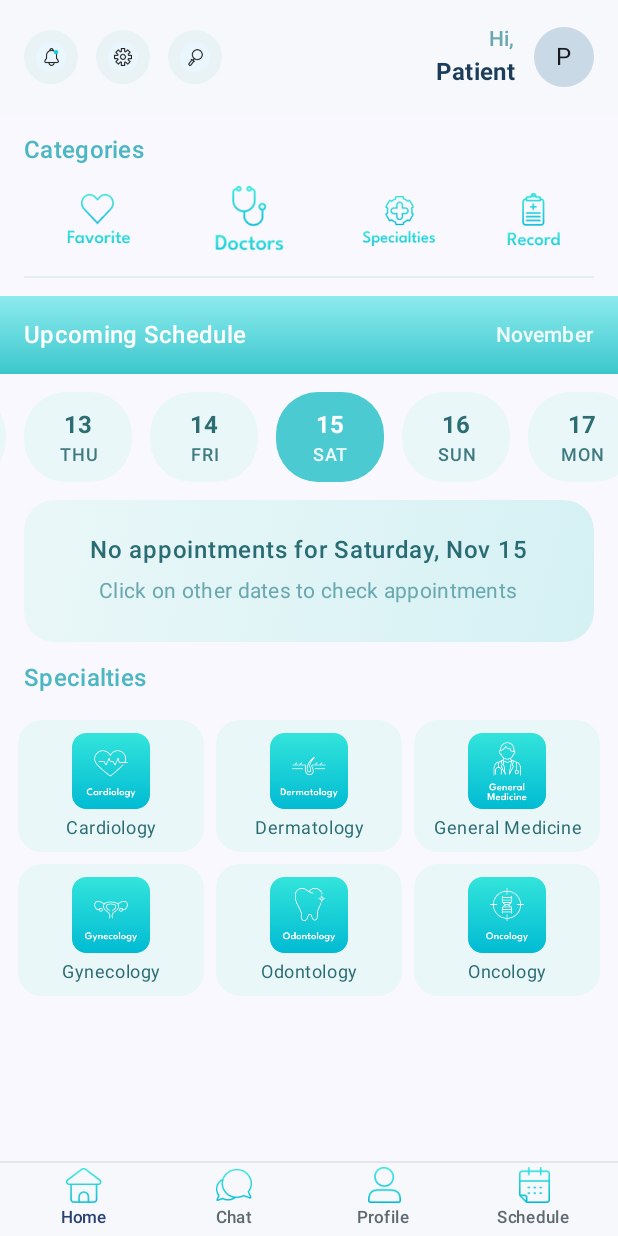
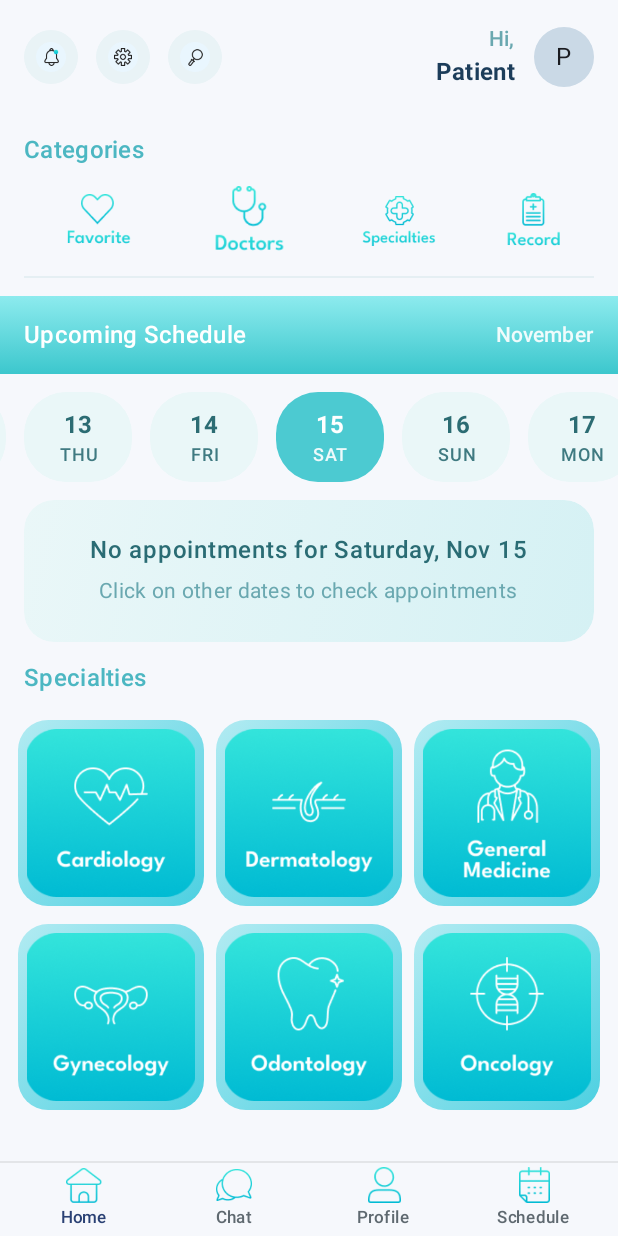
Before and after one commit to hamzahisam/Patient_Tracker_SE, an Android app built with Jetpack Compose: the PatientHomeScreen screen opened through its navigation route, on a phone screen of 412 x 824 dp. Run offline under Robolectric (Android 15) with nearby library versions, the phone set to English and light mode, and no system bars; our stand-ins replace Firebase (no records; nobody signed in at launch, a user with empty details on screens opened directly); libraries missing offline, so code that uses them is left out: ui.screens.patient.

Commit message:
Fixed specialities icons and added a screen to choose in records (not perfect tho screen need to be more better)

```diff
--- a/app/src/main/java/ui/navigation/AppNavHost.kt
+++ b/app/src/main/java/ui/navigation/AppNavHost.kt
@@ -33,8 +33,10 @@ import com.example.patienttracker.ui.screens.patient.PatientProfileScreen
 import com.example.patienttracker.ui.screens.doctor.DoctorProfileScreen
 import com.example.patienttracker.ui.screens.patient.ChatSelectionScreen
 import com.example.patienttracker.ui.screens.patient.ChatScreen
+import com.example.patienttracker.ui.screens.patient.PatientRecordOptionsScreen
 import com.example.patienttracker.ui.screens.doctor.DoctorChatInboxScreen
 import com.example.patienttracker.ui.screens.doctor.DoctorChatScreen
+import ui.screens.patient.PatientRecordOptionsScreen
 
 object Route {
     const val SPLASH = "splash"
@@ -248,6 +250,9 @@ fun AppNavHost(context: Context) {
             val last = backStackEntry.arguments?.getString("lastName") ?: ""
             PatientProfileScreen(navController, first, last)
         }
+        composable("patient_record_options") {
+            PatientRecordOptionsScreen(navController)
+        }
 
         // Patient profile
         composable(
--- a/app/src/main/java/ui/navigation/patient/PatientHomeScreen.kt
+++ b/app/src/main/java/ui/navigation/patient/PatientHomeScreen.kt
@@ -80,6 +80,7 @@ fun PatientHomeScreen(navController: NavController, context: Context) {
         Column(
             modifier = Modifier
                 .fillMaxSize()
+                .background(Color(0xFFF6F8FC))  // 👈 ADD THIS LINE
                 .padding(innerPadding),
             verticalArrangement = Arrangement.spacedBy(12.dp)
         ) {
@@ -101,6 +102,7 @@ fun PatientHomeScreen(navController: NavController, context: Context) {
                     when (category.label) {
                         "Doctors" -> navController.navigate("doctor_list/All")
                         "Specialties" -> navController.navigate("doctor_list/All") // optional
+                        "Record" -> navController.navigate("patient_record_options")
                     }
                 }
             )
@@ -566,28 +568,28 @@ private fun SpecialtiesGrid(
             columns = GridCells.Fixed(3),
             contentPadding = PaddingValues(horizontal = 12.dp, vertical = 8.dp),
             horizontalArrangement = Arrangement.spacedBy(8.dp),
-            verticalArrangement = Arrangement.spacedBy(8.dp)
+            verticalArrangement = Arrangement.spacedBy(12.dp)
         ) {
             items(specialties) { spec ->
-                Column(
-                    horizontalAlignment = Alignment.CenterHorizontally,
+                Box(
                     modifier = Modifier
-                        .clip(RoundedCornerShape(16.dp))
+                        .clip(RoundedCornerShape(20.dp))
                         .clickable { onSpecialtyClick(spec) }
-                        .background(Color(0xFFEAF7F8))
-                        .padding(8.dp)
+                        .background(
+                            brush = Brush.linearGradient(listOf(Color(0xFFB2EBF2), Color(0xFF4DD0E1)))
+                        )
+                        .aspectRatio(1f)
+                        .padding(4.dp),
+                    contentAlignment = Alignment.Center
                 ) {
                     Image(
                         painter = painterResource(id = spec.iconRes),
                         contentDescription = spec.title,
-                        modifier = Modifier.size(52.dp)
-                    )
-                    Text(
-                        spec.title,
-                        textAlign = TextAlign.Center,
-                        color = Color(0xFF2A6C74),
-                        style = MaterialTheme.typography.bodySmall,
-                        modifier = Modifier.padding(top = 4.dp)
+                        modifier = Modifier
+                            .fillMaxWidth()
+                            .aspectRatio(1f)
+                            .padding(2.dp),
+                        contentScale = ContentScale.Crop
                     )
                 }
             }
```
